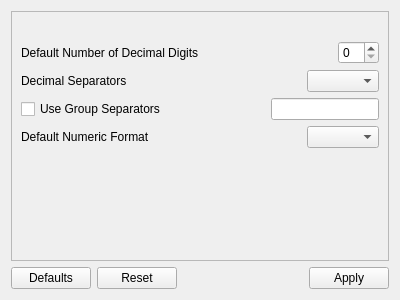
Above: alphaplot/src/ui/GeneralNumericFormatSettings.ui from narunlifescience/AlphaPlot before the change. Below: the same form after it.
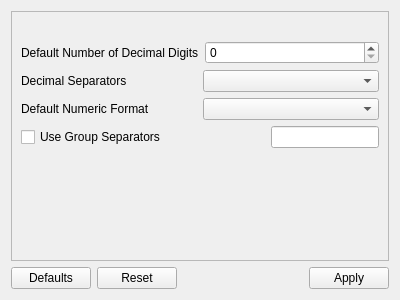
That is the form after the change.

Commit message: General application settings(incomplete)

Diff of the .ui file:
```diff
--- a/alphaplot/src/ui/GeneralNumericFormatSettings.ui
+++ b/alphaplot/src/ui/GeneralNumericFormatSettings.ui
@@ -45,19 +45,6 @@
            </property>
           </widget>
          </item>
-         <item>
-          <spacer name="horizontalSpacer_2">
-           <property name="orientation">
-            <enum>Qt::Horizontal</enum>
-           </property>
-           <property name="sizeHint" stdset="0">
-            <size>
-             <width>40</width>
-             <height>20</height>
-            </size>
-           </property>
-          </spacer>
-         </item>
          <item>
           <widget class="QSpinBox" name="defaultNumberSpinBox"/>
          </item>
@@ -72,51 +59,11 @@
            </property>
           </widget>
          </item>
-         <item>
-          <spacer name="horizontalSpacer_3">
-           <property name="orientation">
-            <enum>Qt::Horizontal</enum>
-           </property>
-           <property name="sizeHint" stdset="0">
-            <size>
-             <width>40</width>
-             <height>20</height>
-            </size>
-           </property>
-          </spacer>
-         </item>
          <item>
           <widget class="QComboBox" name="decimalSeparatorComboBox"/>
          </item>
         </layout>
        </item>
-       <item>
-        <layout class="QHBoxLayout" name="horizontalLayout_4">
-         <item>
-          <widget class="QCheckBox" name="groupSeparatorCheckBox">
-           <property name="text">
-            <string>Use Group Separators</string>
-           </property>
-          </widget>
-         </item>
-         <item>
-          <spacer name="horizontalSpacer_4">
-           <property name="orientation">
-            <enum>Qt::Horizontal</enum>
-           </property>
-           <property name="sizeHint" stdset="0">
-            <size>
-             <width>40</width>
-             <height>20</height>
-            </size>
-           </property>
-          </spacer>
-         </item>
-         <item>
-          <widget class="QLineEdit" name="groupSeparatorLineEdit"/>
-         </item>
-        </layout>
-       </item>
        <item>
         <layout class="QHBoxLayout" name="horizontalLayout_5">
          <item>
@@ -126,24 +73,38 @@
            </property>
           </widget>
          </item>
-         <item>
-          <spacer name="horizontalSpacer_5">
-           <property name="orientation">
-            <enum>Qt::Horizontal</enum>
-           </property>
-           <property name="sizeHint" stdset="0">
-            <size>
-             <width>40</width>
-             <height>20</height>
-            </size>
-           </property>
-          </spacer>
-         </item>
          <item>
           <widget class="QComboBox" name="numberFormatComboBox"/>
          </item>
         </layout>
        </item>
+       <item>
+        <layout class="QHBoxLayout" name="horizontalLayout_4">
+         <item>
+          <widget class="QCheckBox" name="groupSeparatorCheckBox">
+           <property name="text">
+            <string>Use Group Separators</string>
+           </property>
+          </widget>
+         </item>
+         <item>
+          <spacer name="horizontalSpacer_2">
+           <property name="orientation">
+            <enum>Qt::Horizontal</enum>
+           </property>
+           <property name="sizeHint" stdset="0">
+            <size>
+             <width>40</width>
+             <height>20</height>
+            </size>
+           </property>
+          </spacer>
+         </item>
+         <item>
+          <widget class="QLineEdit" name="groupSeparatorLineEdit"/>
+         </item>
+        </layout>
+       </item>
        <item>
         <spacer name="verticalSpacer">
          <property name="orientation">
```
The commit also changes 11 other files.
